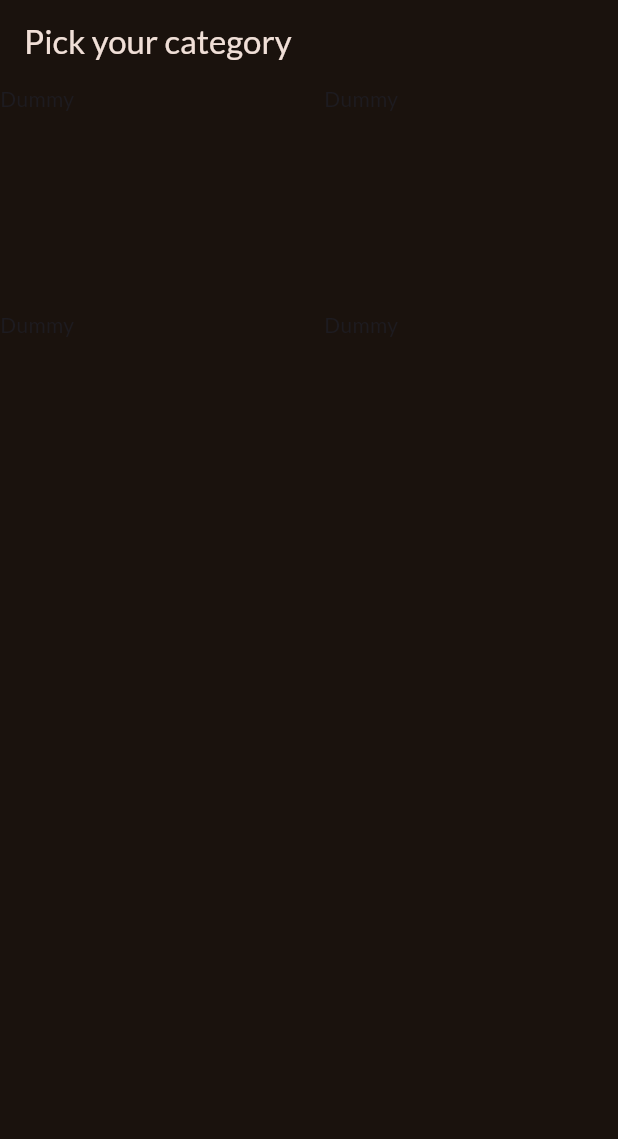
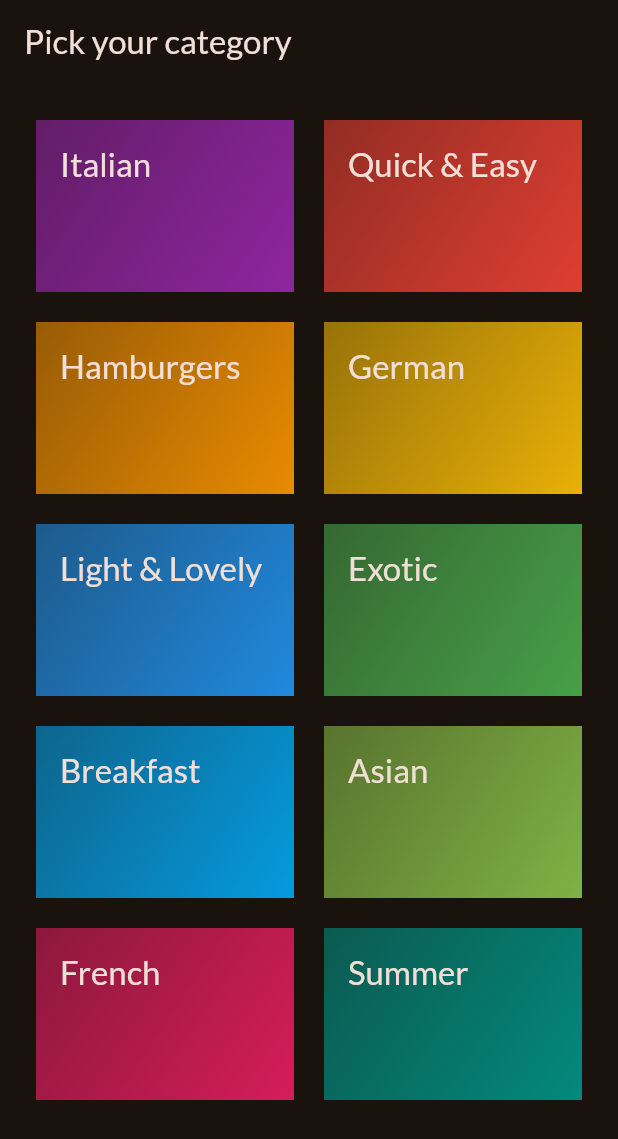
Before and after one commit to FrankCaglianone/Cookly, a Flutter app: the screen it shows after launch, on a phone screen of 412 x 824 dp. Shown: the top 1139 px of the screen. Run offline on Flutter 3.47's test engine with Material 3 defaults, Android fonts, the phone set to English and light mode, and no system bars; our stand-ins replace google_fonts.

Commit message:
added data, models and widgets

```diff
--- /dev/null
+++ b/coockly/lib/data/dumy_data.dart
@@ -0,0 +1,56 @@
+import 'package:flutter/material.dart';
+import 'package:coockly/models/category.dart';
+
+
+const availableCategories = [
+  Category(
+    id: 'c1',
+    title: 'Italian',
+    color: Colors.purple,
+  ),
+  Category(
+    id: 'c2',
+    title: 'Quick & Easy',
+    color: Colors.red,
+  ),
+  Category(
+    id: 'c3',
+    title: 'Hamburgers',
+    color: Colors.orange,
+  ),
+  Category(
+    id: 'c4',
+    title: 'German',
+    color: Colors.amber,
+  ),
+  Category(
+    id: 'c5',
+    title: 'Light & Lovely',
+    color: Colors.blue,
+  ),
+  Category(
+    id: 'c6',
+    title: 'Exotic',
+    color: Colors.green,
+  ),
+  Category(
+    id: 'c7',
+    title: 'Breakfast',
+    color: Colors.lightBlue,
+  ),
+  Category(
+    id: 'c8',
+    title: 'Asian',
+    color: Colors.lightGreen,
+  ),
+  Category(
+    id: 'c9',
+    title: 'French',
+    color: Colors.pink,
+  ),
+  Category(
+    id: 'c10',
+    title: 'Summer',
+    color: Colors.teal,
+  ),
+];
--- /dev/null
+++ b/coockly/lib/models/category.dart
@@ -0,0 +1,14 @@
+import 'package:flutter/material.dart';
+
+class Category {
+  const Category({
+    required this.id,
+    required this.title,
+    this.color = Colors.orange,
+  });
+
+
+  final String id;
+  final String title;
+  final Color  color;
+}
--- a/coockly/lib/screens/categories.dart
+++ b/coockly/lib/screens/categories.dart
@@ -1,3 +1,5 @@
+import 'package:coockly/data/dumy_data.dart';
+import 'package:coockly/widgets/category_grid_item.dart';
 import 'package:flutter/material.dart';
 
 
@@ -17,16 +19,17 @@
 
       //* GridView
       body: GridView(
+          padding: const EdgeInsets.all(24),
           gridDelegate: const SliverGridDelegateWithFixedCrossAxisCount(crossAxisCount: 2,
           childAspectRatio: 3 / 2,
           crossAxisSpacing: 20,
           mainAxisSpacing: 20,
         ),
-        children: const [
-          Text("Dummy"),
-          Text("Dummy"),
-          Text("Dummy"),
-          Text("Dummy")
+
+        children: [
+          for (final cat in availableCategories)
+            CategoryGridItem(category: cat)
+
         ],
       )
     );
--- /dev/null
+++ b/coockly/lib/widgets/category_grid_item.dart
@@ -0,0 +1,34 @@
+import 'package:coockly/models/category.dart';
+import 'package:flutter/material.dart';
+
+
+
+class CategoryGridItem extends StatelessWidget{
+  const CategoryGridItem({super.key, required this.category});
+
+  final Category category;
+
+
+  @override
+  Widget build(BuildContext context) {
+    return Container(
+      padding: const EdgeInsets.all(16),
+      decoration: BoxDecoration(
+        gradient: LinearGradient(
+          colors: [
+            category.color.withOpacity(0.55),
+            category.color.withOpacity(0.9)
+          ],
+          begin: Alignment.topLeft,
+          end: Alignment.bottomRight
+        )
+      ),
+      child: Text(
+        category.title,
+        style: Theme.of(context).textTheme.titleLarge!.copyWith(
+          color: Theme.of(context).colorScheme.onBackground,
+        ),
+      ),
+    );
+  }
+}
```
Also changed, not shown: 2 other files.
